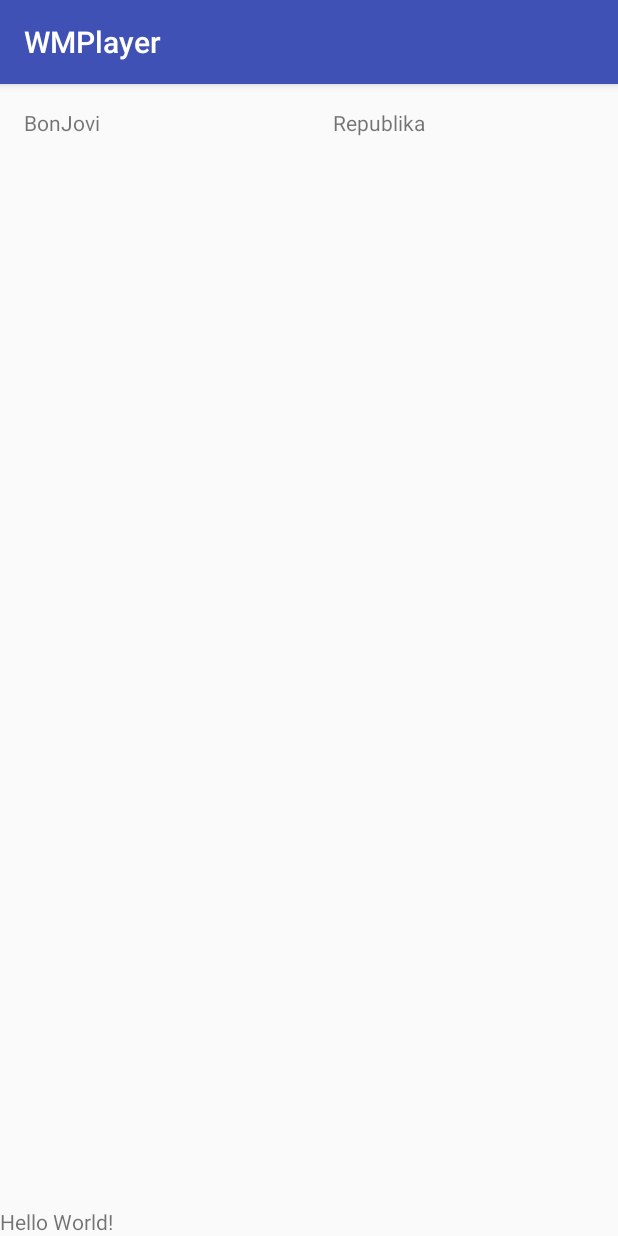
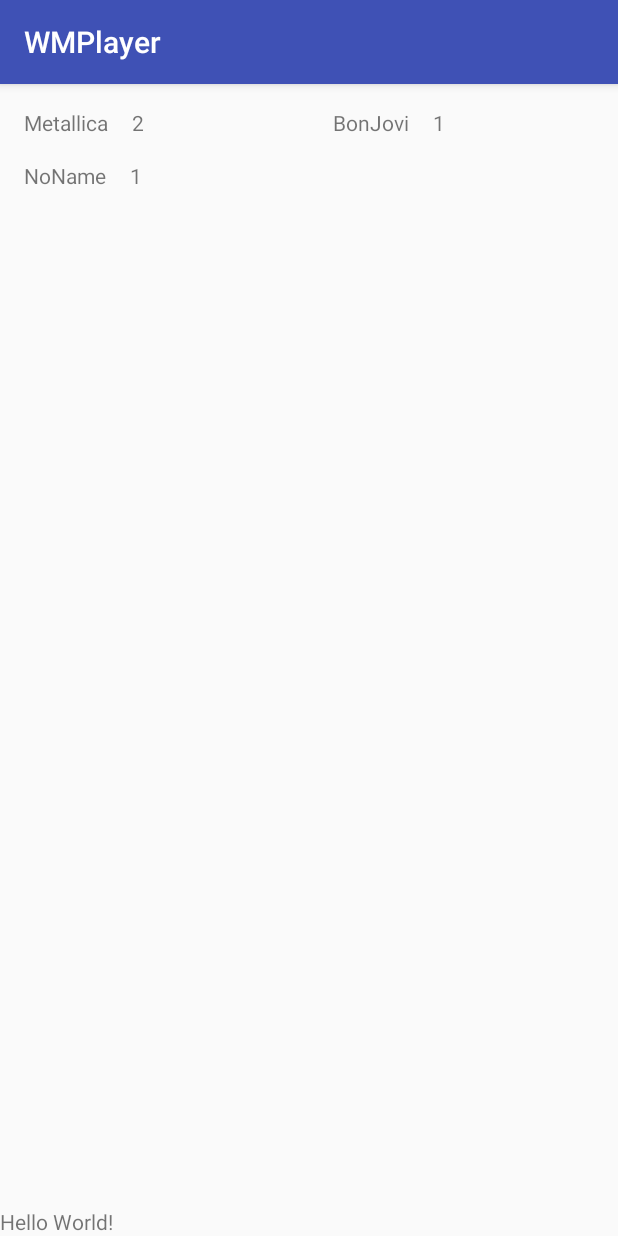
Before and after one commit to wojtekno/WMPlayer, an Android app: the screen it shows after launch (MainActivity), on a phone screen of 412 x 824 dp. Run offline under Robolectric (Android 15) with nearby library versions, the phone set to English and light mode, and no system bars.

Commit message:
Implement MusicLibrary

```diff
--- a/app/src/main/java/com/example/android/wmplayer/Author.java
+++ b/app/src/main/java/com/example/android/wmplayer/Author.java
@@ -7,35 +7,37 @@ import android.util.Log;
  */
 
 public class Author {
-    private String authorsName;
-    private static int authorId = 0;
+    private final String TAG = "Author.java";
+    private String authorName;
+    private int authorIndex;
+    private static int numberOfAuthors = 0;
     private int numberOfTracks;
 
     public Author(String name) {
-        this.authorsName = name;
-        this.authorId = authorId++;
-        Log.v("Author", "print author's authorId: "+ authorId);
-        this.numberOfTracks = 23;
+        this.authorName = name;
+        this.authorIndex = numberOfAuthors;
+        numberOfAuthors++;
+        Log.v(TAG, "print this.author.id: " + this.getAuthorIndex());
+        Log.v(TAG, "print Author.numberOfAuthors: " + Author.getNumberOfAuthors());
     }
 
-    public Author(String name, int numberOfTracks) {
-        this.authorsName = name;
-        this.numberOfTracks = numberOfTracks;
+    public String getAuthorName() {
+        return authorName;
     }
 
-    public String getAuthorsName() {
-        return authorsName;
+    public static int getNumberOfAuthors() {
+        return numberOfAuthors;
     }
 
-    public static int getAuthorId() {
-        return authorId;
+    public int getAuthorIndex() {
+        return authorIndex;
     }
 
     public int getNumberOfTracks() {
         return numberOfTracks;
     }
 
-    public void addSongToAuthor(){
-        numberOfTracks++;
+    public void setNumberOfTracks(int numberOfTracks) {
+        this.numberOfTracks = numberOfTracks;
     }
 }
--- a/app/src/main/java/com/example/android/wmplayer/AuthorListAdapter.java
+++ b/app/src/main/java/com/example/android/wmplayer/AuthorListAdapter.java
@@ -43,21 +43,24 @@ public class AuthorListAdapter extends ArrayAdapter<Author> {
         TextView authorsName = (TextView) listItemView.findViewById(R.id.authors_name_tv);
         // Get the version name from the current AndroidFlavor object and
         // set this text on the name TextView
-        authorsName.setText(currentAuthor.getAuthorsName());
+        authorsName.setText(currentAuthor.getAuthorName());
 
         //TODO implementować tu czy w MainActivity?  implement it here or in MainActivity?
         //TODO jakie param przekazać?  what params to pass?
         authorsName.setOnClickListener(new View.OnClickListener() {
             @Override
             public void onClick(View view) {
-                callback.onItemClick(getPosition(currentAuthor), currentAuthor);
-                          }
+//                callback.onItemClick(getPosition(currentAuthor), currentAuthor);
+            callback.onItemClick(getPosition(currentAuthor));
+            }
         });
-//        // Find the TextView in the list_item.xml layout with the ID version_number
-//        TextView numberOfTracks = (TextView) listItemView.findViewById(R.id.number_of_tracks);
-//        // Get the version number from the current AndroidFlavor object and
-//        // set this text on the number TextView
-//        numberOfTracks.setText(currentAuthor.getNumberOfTracks());
+        // Find the TextView in the list_item.xml layout with the ID version_number
+        TextView numberOfTracks = (TextView) listItemView.findViewById(R.id.number_of_tracks);
+        // Get the version number from the current AndroidFlavor object and
+        // set this text on the number TextView
+        numberOfTracks.setText(String.valueOf(currentAuthor.getNumberOfTracks()));
+//        numberOfTracks.setText("6");
+
 
 //        // Find the ImageView in the list_item.xml layout with the ID list_item_icon
 //        ImageView iconView = (ImageView) listItemView.findViewById(R.id.list_item_icon);
@@ -74,7 +77,8 @@ public class AuthorListAdapter extends ArrayAdapter<Author> {
 
     //TODO what params to pass?
     public interface OnAuthorItemClickListener {
-      public void onItemClick(int position, Author currentAuthor);
+//        public void onItemClick(int position, Author currentAuthor);
+        void onItemClick(int position);
 
     }
 }
--- a/app/src/main/java/com/example/android/wmplayer/MainActivity.java
+++ b/app/src/main/java/com/example/android/wmplayer/MainActivity.java
@@ -3,43 +3,51 @@ package com.example.android.wmplayer;
 import android.content.Intent;
 import android.os.Bundle;
 import android.support.v7.app.AppCompatActivity;
+import android.util.Log;
 import android.widget.GridView;
-import android.widget.Toast;
 
 import java.util.ArrayList;
 
 public class MainActivity extends AppCompatActivity {
-
+    private final String TAG = "MainActivity";
     ArrayList<Author> authorDB;
     ArrayList<Song> songDB;
-    ArrayList<ArrayList<Song>> musicLibrary;
+    MusicLibrary musicLibrary;
 
     @Override
     protected void onCreate(Bundle savedInstanceState) {
         super.onCreate(savedInstanceState);
         setContentView(R.layout.activity_main);
 
-        authorDB = new ArrayList<Author>();
-        songDB = new ArrayList<Song>();
-        songDB.add(new Song("It's my life", "BonJovi"));
-        songDB.add(new Song("Enter Sandman", "Metallica"));
-        songDB.add(new Song("Sweet Dreams"));
-        musicLibrary = new ArrayList<ArrayList<Song>>();
-        createMusicLibrary();
+        musicLibrary = new MusicLibrary();
+        musicLibrary.addSong(new Song("Call of Ktullu", "Metallica"));
+        musicLibrary.addSong(new Song("It's my life", "BonJovi"));
+        musicLibrary.addSong("Enter Sandman", "Metallica");
+        musicLibrary.addSong(new Song("Sweet Dreams"));
 
+        authorDB = musicLibrary.getAuthorDB();
+//        authorDB.add(new Author("BonJovi", 13));
+//        authorDB.add(new Author("Republika"));
+//        Log.v(TAG, "authorDB.get(0): " + authorDB.get(0).getAuthorIndex());
+//        Log.v(TAG, "authorDB.get(1): " + authorDB.get(1).getAuthorIndex());
+//        musicLibrary.updateMusicLibrary();
+//        System.out.println(TAG);
+//        for (Author author : authorDB) {
+//            System.out.println(author.getAuthorName());
+//        }
+//        musicLibrary.printLibrary();
 
-        authorDB.add(new Author("BonJovi", 13));
-        authorDB.add(new Author("Republika"));
 
         AuthorListAdapter authorListAdapter = new AuthorListAdapter(this, authorDB, new AuthorListAdapter.OnAuthorItemClickListener() {
 
             //TODO implementować tu, czy w adapterze?  implement it here or in AuthorListAdapter?
             @Override
-            public void onItemClick(int position, Author currentAuthor) {
-                Toast.makeText(MainActivity.this, "Toast w MainActivity", Toast.LENGTH_SHORT).show();
+            public void onItemClick(int position) {
+//                Toast.makeText(MainActivity.this, "Toast w MainActivity", Toast.LENGTH_SHORT).show();
                 Intent i = new Intent(MainActivity.this, SongListActivity.class);
-                i.putExtra("name", currentAuthor.getAuthorsName());
-                i.putExtra("numberOfTracks", currentAuthor.getNumberOfTracks());
+                i.putExtra("name", authorDB.get(position).getAuthorName());
+                i.putExtra("numberOfTracks", authorDB.get(position).getNumberOfTracks());
+                Log.v(TAG, "number of tracks: " + authorDB.get(position).getNumberOfTracks());
                 startActivity(i);
             }
         });
@@ -59,28 +67,5 @@ public class MainActivity extends AppCompatActivity {
 
     }
 
-    private boolean createMusicLibrary() {
-        for (Song song : songDB) {
-            for (Author author : authorDB) {
-                int id = author.getAuthorId();
-                if (song.getAuthor().toLowerCase().equals(author.getAuthorsName().toLowerCase())) {
-                    author.addSongToAuthor();
-                    musicLibrary.get(id).add(song);
-                    return true;
-                }
-            }
-            createAuthor(song);
-            return false;
-        }
-        return false;
-    }
-
-    private void createAuthor(Song song) {
-        new Author(song.getAuthor());
-        musicLibrary.add(new ArrayList<Song>());
-        musicLibrary.get(Author.getAuthorId()).add(song);
-
-    }
-
 
 }
--- a/app/src/main/java/com/example/android/wmplayer/MusicLibrary.java
+++ b/app/src/main/java/com/example/android/wmplayer/MusicLibrary.java
@@ -1,8 +1,115 @@
 package com.example.android.wmplayer;
+
+import android.util.Log;
+
+import java.util.ArrayList;
 
 /**
  * Created by Wojtek on 4/21/2018.
  */
 
 public class MusicLibrary {
+
+    private final String TAG = "MusicLibrary.java";
+    //ArrayList of all @Author
+    private ArrayList<Author> authorDB;
+    //ArrayList of all @Song
+    private ArrayList<Song> songDB;
+    //Arraylist of ArrayLists of @Song matched with @Author
+    ArrayList<ArrayList<Song>> musicLibrary;
+
+    public MusicLibrary() {
+        authorDB = new ArrayList<Author>();
+        songDB = new ArrayList<Song>();
+        musicLibrary = new ArrayList<ArrayList<Song>>();
+        updateMusicLibrary();
+    }
+
+    public ArrayList<Author> getAuthorDB() {
+        return authorDB;
+    }
+
+    public void addSong(String title, String authorName) {
+        Song song = new Song(title, authorName);
+        songDB.add(song);
+        updateMusicLibrary(song);
+    }
+
+    public void addSong(Song song) {
+        songDB.add(song);
+        updateMusicLibrary(song);
+    }
+
+    private void updateMusicLibrary(Song song) {
+        boolean isAuthor = false;
+        int authorIndex;
+        for (Author author : authorDB) {
+            authorIndex = author.getAuthorIndex();
+            //compare song's author with existing in the library
+            if (song.getAuthor().toLowerCase().equals(author.getAuthorName().toLowerCase())) {
+                musicLibrary.get(authorIndex).add(song);
+                author.setNumberOfTracks(musicLibrary.get(authorIndex).size());
+                isAuthor = true;
+                break;
+            }
+        }
+        if (!isAuthor) {
+            createAuthor(song);
+//            musicLibrary.add(new ArrayList<Song>());
+//            musicLibrary.get(Author.getNumberOfAuthors() - 1).add(song);
+        }
+
+    }
+
+    //TODO how shuld this look like?
+    /*
+    create MusicLibrary - put each @song of the same @author to the same ArrayList
+     */
+    private void updateMusicLibrary() {
+        int authorIndex;
+        for (Song song : songDB) {
+            boolean isAuthor = false;
+            for (Author author : authorDB) {
+                authorIndex = author.getAuthorIndex();
+                //compare song's author with existing in the library
+                if (song.getAuthor().toLowerCase().equals(author.getAuthorName().toLowerCase())) {
+                    musicLibrary.get(authorIndex).add(song);
+                    author.setNumberOfTracks(musicLibrary.get(authorIndex).size());
+                    isAuthor = true;
+                    break;
+                }
+            }
+            if (!isAuthor) {
+                createAuthor(song);
+
+            }
+        }
+    }
+
+    /*
+     Create @author, assign it's id in MusicLibrary and add the author to @authorDB
+     */
+    private void createAuthor(Song song) {
+        Log.v(TAG, "before: Author.class.getnuberofAuthors(): " + Author.getNumberOfAuthors());
+        authorDB.add(new Author(song.getAuthor()));
+        musicLibrary.add(new ArrayList<Song>());
+        musicLibrary.get(Author.getNumberOfAuthors() - 1).add(song);
+        authorDB.get(Author.getNumberOfAuthors() - 1).setNumberOfTracks(musicLibrary.get(Author.getNumberOfAuthors() - 1).size());
+        Log.v(TAG, "after: Author.class.getnuberofAuthors(): " + Author.getNumberOfAuthors());
+//        musicLibrary.add(new ArrayList<Song>());
+//        musicLibrary.get(Author.getNumberOfAuthors() - 1).add(song);
+//        updateNumberOftracks();
+    }
+
+    public void printLibrary() {
+        System.out.println(TAG);
+        System.out.println(TAG);
+        for (Song author : songDB) {
+            System.out.println(author.getTitle());
+        }
+        for (Author author : authorDB) {
+            System.out.println(author.getAuthorName());
+        }
+    }
+
 }
--- a/app/src/main/java/com/example/android/wmplayer/Song.java
+++ b/app/src/main/java/com/example/android/wmplayer/Song.java
@@ -13,7 +13,6 @@ public class Song {
     public Song(String title, String author) {
         this.title = title;
         this.author = author;
-        assignToAuthor();
     }
 
     public Song(String title) {
@@ -21,7 +20,6 @@ public class Song {
         this.author = "NoName";
     }
 
-    private void assignToAuthor() {}
 
     public String getTitle() {
         return title;
```
